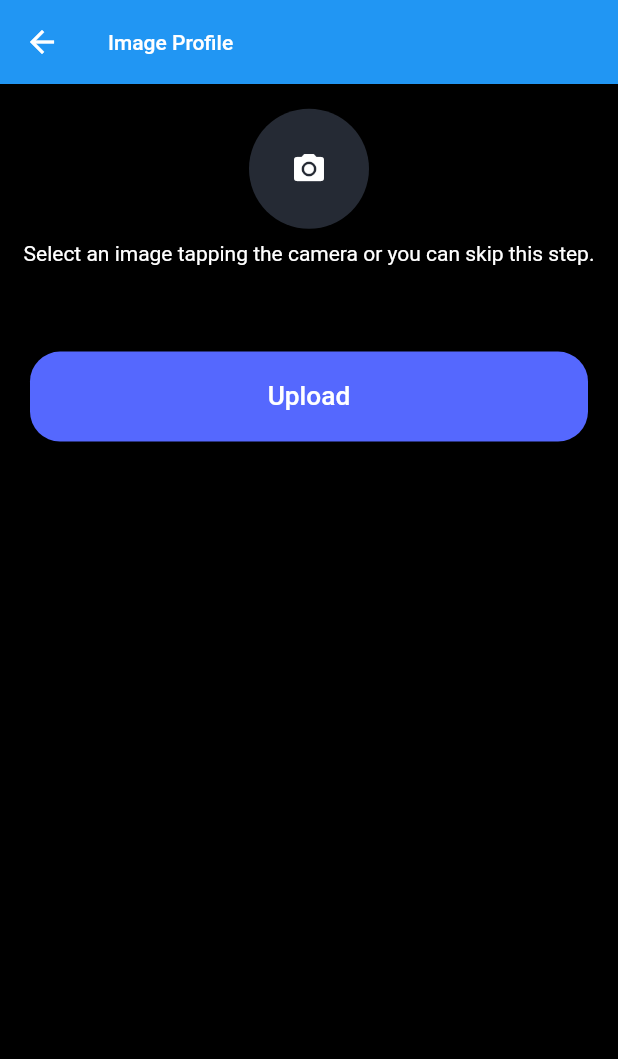
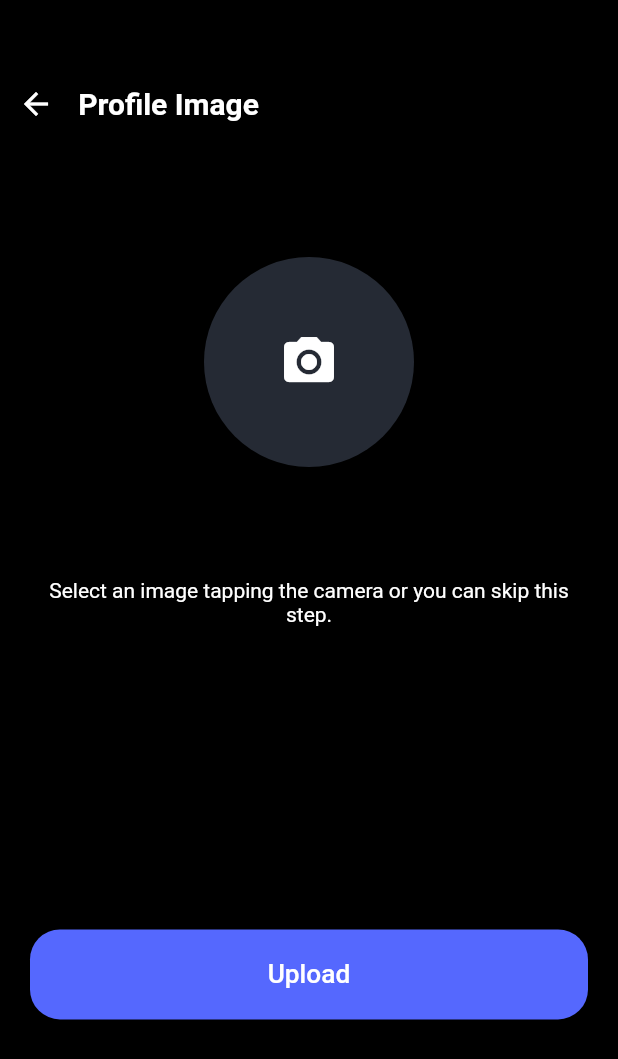
Before and after one commit to DevKhalyd/videocalling_app_flutter, a Flutter app: the ImagePickerScreen screen opened directly, on a phone screen of 412 x 824 dp. Shown: the top 1059 px of the screen. Run offline on Flutter 3.47's test engine with Material 2 defaults, Android fonts, the phone set to English and light mode, and no system bars; our stand-ins replace cloud_firestore, firebase_auth, firebase_core, firebase_storage, get, image_picker and 1 more; accounts and stored records are empty; generated files the repository leaves out were written again; network calls fail.

Commit message:
Home Screen Ready

```diff
--- a/lib/features/home/data/api/home_firestore_repository.dart
+++ b/lib/features/home/data/api/home_firestore_repository.dart
@@ -26,10 +26,8 @@ class HomeFirestoreRepository extends FirestoreRepository {
       if (query.docs.isEmpty) throw ('Docs not found');
       final doc = query.docs[0];
       final user = User.fromJson(doc.data() as Map<String, dynamic>);
-      Log.console('Password: ${user.password}');
       user.clean();
       user.setId(doc.id);
-      Log.console('New Password: ${user.password}');
       return user;
     } catch (e) {
       rethrow;
--- a/lib/features/home/presentation/screens/image_picker_screen.dart
+++ b/lib/features/home/presentation/screens/image_picker_screen.dart
@@ -5,6 +5,8 @@ import '../../../../core/utils/messages.dart';
 import '../../../../core/utils/utils.dart';
 import '../../../../core/widgets/mini_widgets.dart';
 import '../getX/image_picker_controller.dart';
+
+// TODO: Test this screen
 
 /// Select a image (if is desired) and then upload to the database.
 ///
@@ -18,34 +20,59 @@ class ImagePickerScreen extends StatelessWidget {
       init: ImagePickerController(),
       builder: (c) {
         final bytes = c.bytes;
-
         return Scaffold(
           backgroundColor: Colors.black,
-          appBar: AppBar(
-            title: TextCustom('Image Profile'),
-          ),
           body: Column(
             children: [
-              Space(0.02),
+              Space(0.05),
+              Container(
+                width: double.infinity,
+                height: kToolbarHeight,
+                child: Row(
+                  children: [
+                    BackButton(
+                      color: Colors.white,
+                    ),
+                    Space(0.01, isHorizontal: true),
+                    TextCustom(
+                      'Profile Image',
+                      fontWeight: FontWeight.bold,
+                      fontSize: 20,
+                    ),
+                  ],
+                ),
+              ),
+              Space(0.09),
               GestureDetector(
                 onTap: c.onPickImage,
                 child: CircleAvatar(
-                  radius: 40,
+                  radius: 70,
                   backgroundColor: Utils.textFormFIeldColor,
                   backgroundImage: bytes != null ? MemoryImage(bytes) : null,
                   child: Icon(
                     Icons.camera_alt,
                     color: Colors.white,
+                    size: 40,
                   ),
                 ),
               ),
-              Space(0.01),
-              TextCustom(Messages.selectImageExplanation),
+              Space(0.09),
+              Padding(
+                padding: const EdgeInsets.symmetric(horizontal: 30),
+                child: TextCustom(
+                  Messages.selectImageExplanation,
+                  textAlign: TextAlign.center,
+                ),
+              ),
               Space(0.07),
-              FormButton(
-                label: 'Upload',
-                onPressed: c.onUpload,
-              )
+              Expanded(
+                child: Center(
+                  child: FormButton(
+                    label: 'Upload',
+                    onPressed: c.onUpload,
+                  ),
+                ),
+              ),
             ],
           ),
         );
--- a/lib/features/home/presentation/widgets/home_app_bar.dart
+++ b/lib/features/home/presentation/widgets/home_app_bar.dart
@@ -1,5 +1,6 @@
 import 'package:flutter/material.dart';
 import 'package:get/get.dart';
+
 
 import '../../../../core/widgets/mini_widgets.dart';
 import '../getX/home_controller.dart';
--- a/lib/features/home/presentation/widgets/home_bottom_item.dart
+++ b/lib/features/home/presentation/widgets/home_bottom_item.dart
@@ -22,7 +22,7 @@ class HomeBottomItem extends StatelessWidget {
     return Padding(
       padding: const EdgeInsets.symmetric(horizontal: 4.0),
       child: Material(
-        color: Colors.black,
+        color: Colors.black38,
         child: InkWell(
           onTap: onPressed,
           child: Padding(
--- a/lib/features/home/presentation/widgets/home_bottom_navigation.dart
+++ b/lib/features/home/presentation/widgets/home_bottom_navigation.dart
@@ -68,7 +68,7 @@ class HomeBottomNavigation extends StatelessWidget {
                           padding: const EdgeInsets.all(6.0),
                           child: Container(
                               decoration: BoxDecoration(
-                                color: Colors.green,
+                                color: Utils.acentColor,
                                 shape: BoxShape.circle,
                               ),
                               // ALlow to see the splash in this widget
--- a/lib/features/splash/presentation/screens/splash_screen.dart
+++ b/lib/features/splash/presentation/screens/splash_screen.dart
@@ -1,5 +1,6 @@
 import 'package:flutter/material.dart';
 import 'package:get/get.dart';
+import 'package:videocalling_app/core/utils/utils.dart';
 
 import '../../../../core/widgets/mini_widgets.dart';
 import '../getX/splash_controller.dart';
@@ -11,7 +12,7 @@ class SplashScreen extends StatelessWidget {
   @override
   Widget build(BuildContext context) {
     return Scaffold(
-        backgroundColor: Colors.black,
+        backgroundColor: Utils.textFormFIeldColor,
         body: GetBuilder<SplashController>(
             init: SplashController(),
             builder: (c) {
```
Also changed, not shown: lib/core/widgets/shared/circle_profile_image.dart (+6 -4 lines), lib/features/home/presentation/screens/home_screen.dart (+10 -2 lines).
